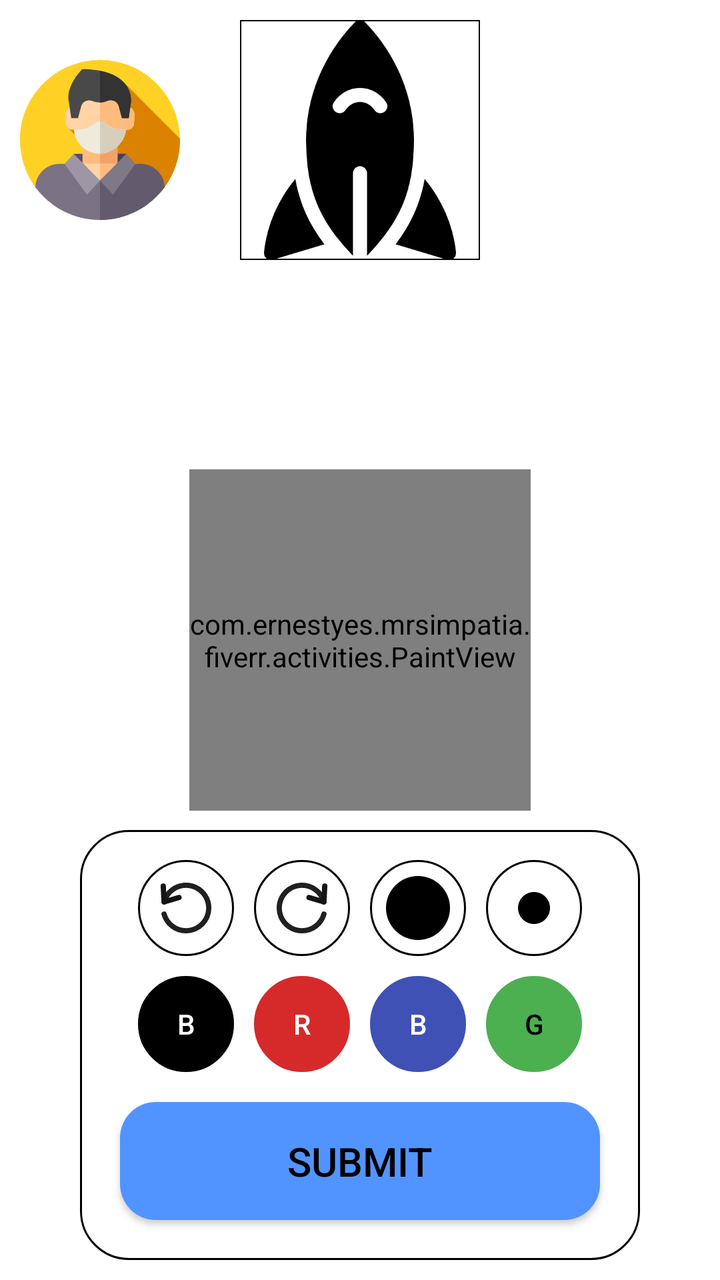
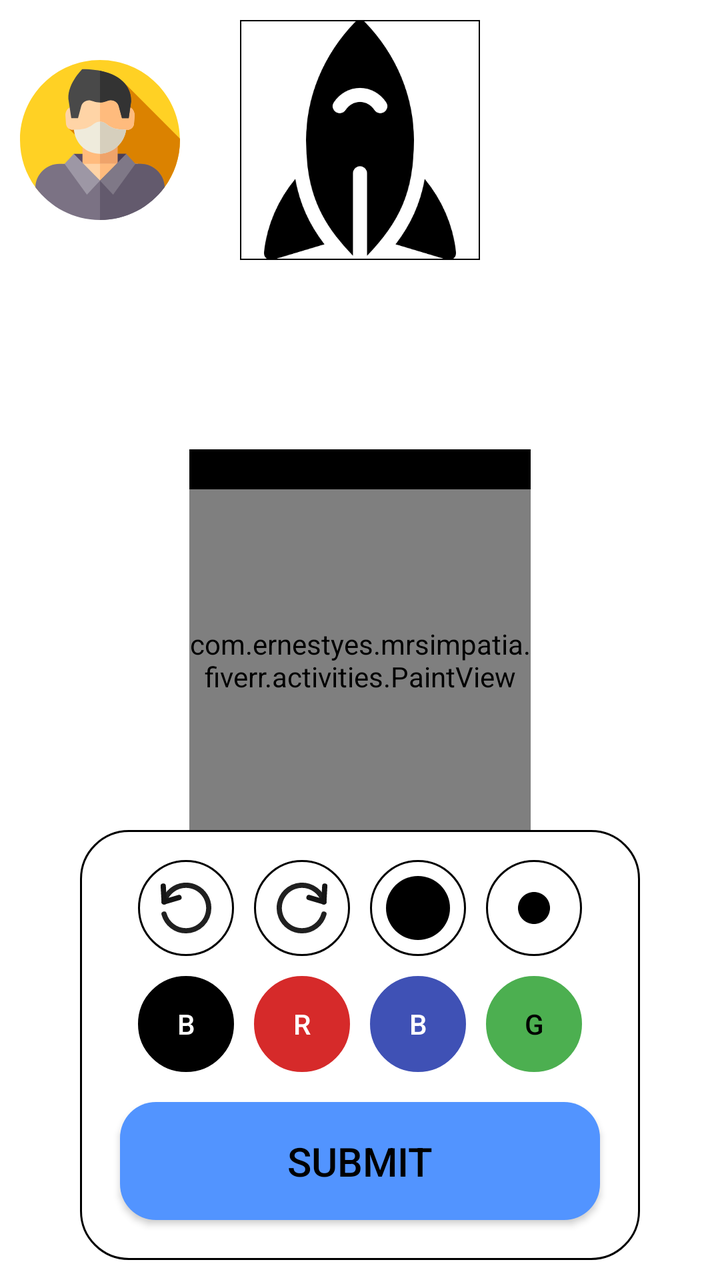

Two renders of the same Android screen: before a commit and after it. Below are the layout's source before the change and the commit's diff.
<!-- AndroidManifest.xml: application theme AppTheme -->
<!-- res/layout/activity_art.xml -->
<?xml version="1.0" encoding="utf-8"?>
<RelativeLayout xmlns:android="http://schemas.android.com/apk/res/android"
    xmlns:app="http://schemas.android.com/apk/res-auto"
    xmlns:tools="http://schemas.android.com/tools"
    android:layout_width="match_parent"
    android:layout_height="match_parent"
    android:padding="10dp"
    android:background="@color/white"
    tools:context=".activities.ArtActivity">


    <RelativeLayout
        android:layout_width="match_parent"
        android:layout_height="wrap_content"
        android:layout_alignParentTop="true"
        android:orientation="horizontal">

        <ImageView
            android:layout_width="80dp"
            android:layout_height="80dp"
            android:layout_alignParentLeft="true"
            android:layout_centerInParent="true"
            android:src="@drawable/ic_user" />

        <ImageView
            android:id="@+id/showDemo"
            android:layout_width="120dp"
            android:layout_height="120dp"
            android:src="@drawable/level_9"
            android:layout_centerInParent="true"
            android:background="@drawable/curve_background_transparent" />

        <LinearLayout
            android:layout_width="wrap_content"
            android:layout_height="wrap_content"
            android:layout_alignParentRight="true"
            android:layout_gravity="right"
            android:orientation="vertical">

            <ImageView
                android:layout_width="50dp"
                android:layout_height="50dp"
                android:layout_marginTop="10dp"
                android:text="S"
                android:textSize="20dp" />


        </LinearLayout>
    </RelativeLayout>


    <com.ernestyes.mrsimpatia.fiverr.activities.PaintView
        android:id="@+id/paintView"
        android:layout_width="512px"
        android:layout_height="512px"
        android:layout_centerInParent="true"
        android:layout_gravity="center"
        android:layout_marginTop="50dp"
        android:layout_marginBottom="50dp"/>




    <LinearLayout
        android:layout_width="280dp"
        android:layout_height="wrap_content"
        android:layout_alignParentBottom="true"
        android:layout_centerInParent="true"
        android:background="@drawable/circle_button_background"
        android:orientation="vertical"
        android:padding="10dp">


        <LinearLayout
            android:layout_width="match_parent"
            android:layout_height="wrap_content"
            android:gravity="center"
            android:orientation="horizontal">

            <ImageView
                android:id="@+id/undoIV"
                android:layout_width="48dp"
                android:layout_height="48dp"
                android:layout_margin="5dp"
                android:background="@drawable/circle_button_background"
                android:padding="10dp"
                android:src="@drawable/ic_undo" />

            <ImageView
                android:id="@+id/redoIV"
                android:layout_width="48dp"
                android:layout_height="48dp"
                android:layout_margin="5dp"
                android:background="@drawable/circle_button_background"
                android:padding="10dp"
                android:src="@drawable/ic_redo" />

            <ImageView
                android:id="@+id/fatLineIV"
                android:layout_width="48dp"
                android:layout_height="48dp"
                android:layout_margin="5dp"
                android:background="@drawable/circle_button_background"
                android:padding="8dp"
                android:src="@drawable/ic_dot"
                android:textAllCaps="false" />

            <ImageView
                android:id="@+id/thinLineIV"
                android:layout_width="48dp"
                android:layout_height="48dp"
                android:layout_margin="5dp"
                android:background="@drawable/circle_button_background"
                android:padding="16dp"
                android:src="@drawable/ic_dot"
                android:textAllCaps="false" />


        </LinearLayout>


        <LinearLayout
            android:layout_width="match_parent"
            android:layout_height="wrap_content"
            android:gravity="center"
            android:orientation="horizontal">

            <Button
                android:id="@+id/black_color"
                android:layout_width="48dp"
                android:layout_height="48dp"
                android:layout_margin="5dp"
                android:background="@drawable/circle_button_background"
                android:backgroundTint="@color/black"
                android:text="B"
                android:textColor="@color/white" />

            <Button
                android:id="@+id/red_color"
                android:layout_width="48dp"
                android:layout_height="48dp"
                android:layout_margin="5dp"
                android:background="@drawable/circle_button_background"
                android:backgroundTint="@color/red"
                android:text="R"
                android:textColor="@color/white" />

            <Button
                android:id="@+id/blue_color"
                android:layout_width="48dp"
                android:layout_height="48dp"
                android:layout_margin="5dp"
                android:background="@drawable/circle_button_background"
                android:backgroundTint="@color/blue"
                android:text="B"
                android:textColor="@color/white" />

            <Button
                android:id="@+id/green_color"
                android:layout_width="48dp"
                android:layout_height="48dp"
                android:layout_margin="5dp"
                android:background="@drawable/circle_button_background"
                android:backgroundTint="@color/green"
                android:text="G"
                android:textColor="@color/black" />


        </LinearLayout>

        <Button
            android:id="@+id/submitButton"
            android:layout_width="match_parent"
            android:layout_height="wrap_content"
            android:layout_gravity="center"
            android:layout_margin="10dp"
            android:background="@drawable/button_background"
            android:backgroundTint="#5294FF"
            android:paddingLeft="20dp"
            android:paddingTop="16dp"
            android:paddingRight="20dp"
            android:paddingBottom="16dp"
            android:text="Submit"
            android:textColor="@color/black"
            android:textSize="20dp" />


    </LinearLayout>

</RelativeLayout>
<!-- resources referenced by this layout -->
<resources>
  <color name="black">#000000</color>
  <color name="blue">#3F51B5</color>
  <color name="green">#4CAF50</color>
  <color name="red">#D62A2A</color>
  <color name="white">#ffffff</color>
  <!-- drawable button_background (drawable) -->
  <?xml version="1.0" encoding="utf-8"?>
  <shape android:shape="rectangle"
      xmlns:android="http://schemas.android.com/apk/res/android">
      <solid android:color="#000000"/>
      <corners android:radius="18dp"/>
  
  
  </shape>
  <!-- drawable circle_button_background (drawable-v24) -->
  <?xml version="1.0" encoding="utf-8"?>
  <shape xmlns:android="http://schemas.android.com/apk/res/android">
      <corners android:radius="24dp"/>
      <size android:height="48dp"
          android:width="48dp"/>
      <stroke android:width="1dp"
          android:color="@color/black"/>
  </shape>
  <!-- drawable curve_background_transparent (drawable) -->
  <?xml version="1.0" encoding="utf-8"?>
  <shape android:shape="rectangle" xmlns:android="http://schemas.android.com/apk/res/android">
  
      <stroke android:width="0.5dp"/>
      <stroke android:color="#000000"/>
  
  </shape>
  <!-- drawable ic_dot (drawable) -->
  <vector xmlns:android="http://schemas.android.com/apk/res/android"
      android:width="512dp"
      android:height="512dp"
      android:viewportWidth="512"
      android:viewportHeight="512">
    <path
        android:fillColor="#FF000000"
        android:pathData="M256,0C114.837,0 0,114.837 0,256s114.837,256 256,256s256,-114.837 256,-256S397.163,0 256,0z"/>
  </vector>
  <!-- drawable ic_redo (drawable) -->
  <vector xmlns:android="http://schemas.android.com/apk/res/android"
      android:width="512dp"
      android:height="512dp"
      android:viewportWidth="512"
      android:viewportHeight="512">
    <path
        android:pathData="m256,488a232,232 0,0 1,-164.049 -396.049,232.023 232.023,0 0,1 305.516,-19.842 233.559,233.559 0,0 1,82.025 121.444,24 24,0 1,1 -46.235,12.894 185.254,185.254 0,0 0,-65.082 -96.312,182.241 182.241,0 0,0 -112.175,-38.135c-101.458,0 -184,82.542 -184,184s82.542,184 184,184a182.236,182.236 0,0 0,112.174 -38.135,185.25 185.25,0 0,0 65.083,-96.312 24,24 0,1 1,46.235 12.894,233.557 233.557,0 0,1 -82.025,121.445 229.844,229.844 0,0 1,-141.467 48.108z"
        android:fillColor="#202020"/>
    <path
        android:pathData="m456,224a23.952,23.952 0,0 1,-6.77 -0.976l-135.995,-40a24,24 0,1 1,13.543 -46.048l106.94,31.454 6.32,-113.761a24,24 0,1 1,47.924 2.662l-8,144a24,24 0,0 1,-23.962 22.669z"
        android:fillColor="#151515"/>
  </vector>
  <!-- drawable ic_undo (drawable) -->
  <vector xmlns:android="http://schemas.android.com/apk/res/android"
      android:width="512dp"
      android:height="512dp"
      android:viewportWidth="512"
      android:viewportHeight="512">
    <path
        android:pathData="m256,488a229.844,229.844 0,0 1,-141.467 -48.108,233.557 233.557,0 0,1 -82.025,-121.445 24,24 0,1 1,46.235 -12.894,185.25 185.25,0 0,0 65.083,96.312 182.236,182.236 0,0 0,112.174 38.135c101.458,0 184,-82.542 184,-184s-82.542,-184 -184,-184a182.241,182.241 0,0 0,-112.175 38.135,185.254 185.254,0 0,0 -65.082,96.312 24,24 0,1 1,-46.235 -12.894,233.559 233.559,0 0,1 82.025,-121.444 232.008,232.008 0,0 1,373.467 183.891,232 232,0 0,1 -232,232z"
        android:fillColor="#202020"/>
    <path
        android:pathData="m56,224a24,24 0,0 1,-23.964 -22.669l-8,-144a24,24 0,1 1,47.924 -2.662l6.32,113.761 106.941,-31.454a24,24 0,1 1,13.543 46.048l-135.995,40a23.947,23.947 0,0 1,-6.769 0.976z"
        android:fillColor="#151515"/>
  </vector>
  <!-- drawable level_9: png bitmap (drawable, 15579 bytes) -->
  <style name="AppTheme" parent="Theme.AppCompat.Light.NoActionBar">
          
          <item name="colorPrimary">@color/colorPrimary</item>
          <item name="colorPrimaryDark">@color/colorPrimaryDark</item>
          <item name="colorAccent">@color/colorAccent</item>
      </style>
  <color name="colorPrimary">#6200EE</color>
  <color name="colorPrimaryDark">#3700B3</color>
  <color name="colorAccent">#03DAC5</color>
  <!-- unchanged entries left out for length: 1 -->
</resources>

<!-- the commit's change to res/layout/activity_art.xml (unified diff, before → after) -->
@@ -49,14 +49,28 @@
     </RelativeLayout>
 
 
-    <com.ernestyes.mrsimpatia.fiverr.activities.PaintView
-        android:id="@+id/paintView"
+
+    <LinearLayout
         android:layout_width="512px"
-        android:layout_height="512px"
+        android:layout_height="wrap_content"
         android:layout_centerInParent="true"
-        android:layout_gravity="center"
         android:layout_marginTop="50dp"
-        android:layout_marginBottom="50dp"/>
+        android:layout_marginBottom="50dp"
+        android:orientation="vertical">
+
+        <ProgressBar
+            android:id="@+id/progressbarAA"
+            android:layout_width="512px"
+            android:layout_height="20dp"
+            android:background="@color/text_color" />
+
+        <com.ernestyes.mrsimpatia.fiverr.activities.PaintView
+            android:id="@+id/paintView"
+            android:layout_width="512px"
+            android:layout_height="512px"
+            android:layout_gravity="center" />
+
+    </LinearLayout>
 
 
 
<!-- resource entries referenced after the edit -->
@@ -4,6 +4,7 @@
   <color name="blue">#3F51B5</color>
   <color name="green">#4CAF50</color>
   <color name="red">#D62A2A</color>
+  <color name="text_color">#000000</color>
   <color name="white">#ffffff</color>
   <!-- drawable button_background (drawable) -->
   <?xml version="1.0" encoding="utf-8"?>
